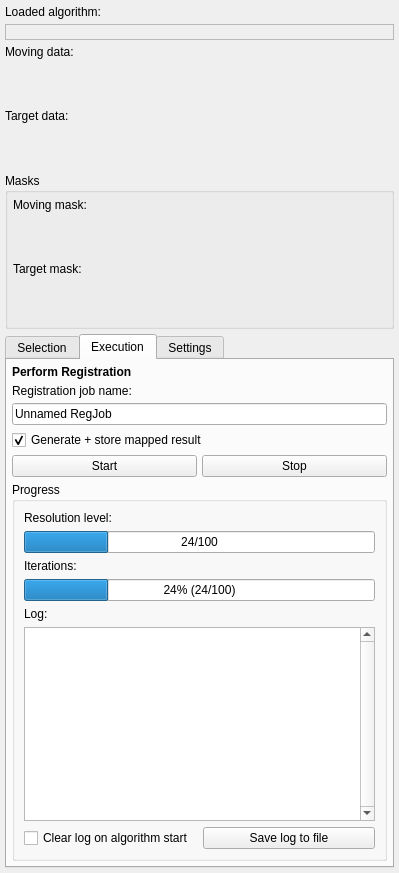
This is Plugins/org.mitk.gui.qt.matchpoint.algorithm.control/src/internal/QmitkMatchPointControls.ui in MITK/MITK as Qt 5 draws it before an edit. The edited form follows.
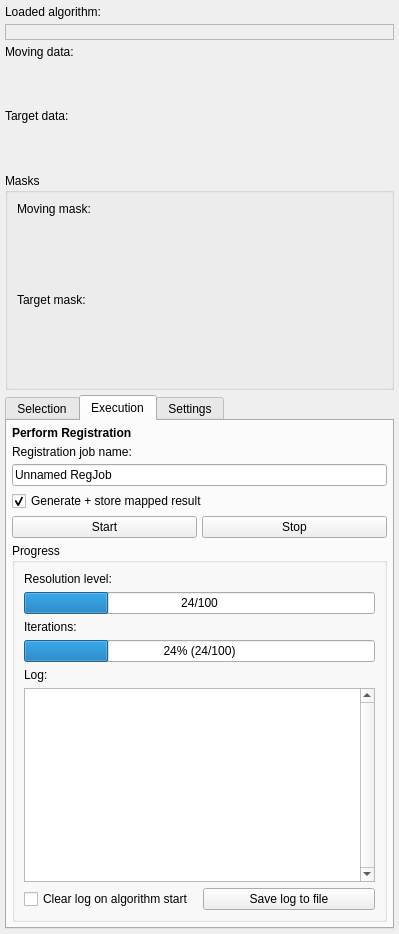
This is the edited form. Custom widgets are drawn as their Qt base class.

Commit message:
Introduced LabelSelectionWidget to support the selection of specific labels.
+ Refactored code to make use of new functions

What changed in the file:
```diff
--- a/Plugins/org.mitk.gui.qt.matchpoint.algorithm.control/src/internal/QmitkMatchPointControls.ui
+++ b/Plugins/org.mitk.gui.qt.matchpoint.algorithm.control/src/internal/QmitkMatchPointControls.ui
@@ -7,7 +7,7 @@
     <x>0</x>
     <y>0</y>
     <width>399</width>
-    <height>864</height>
+    <height>875</height>
    </rect>
   </property>
   <layout class="QVBoxLayout" name="verticalLayout">
@@ -140,28 +140,19 @@
    </item>
    <item>
     <widget class="QGroupBox" name="groupMasks">
+     <property name="sizePolicy">
+      <sizepolicy hsizetype="Preferred" vsizetype="Maximum">
+       <horstretch>0</horstretch>
+       <verstretch>0</verstretch>
+      </sizepolicy>
+     </property>
      <property name="title">
       <string>Masks</string>
      </property>
      <property name="checkable">
       <bool>false</bool>
      </property>
-     <layout class="QVBoxLayout" name="verticalLayout_5">
-      <property name="spacing">
-       <number>5</number>
-      </property>
-      <property name="leftMargin">
-       <number>5</number>
-      </property>
-      <property name="topMargin">
-       <number>5</number>
-      </property>
-      <property name="rightMargin">
-       <number>5</number>
-      </property>
-      <property name="bottomMargin">
-       <number>5</number>
-      </property>
+     <layout class="QVBoxLayout" name="verticalLayout_7">
       <item>
        <widget class="QLabel" name="label">
         <property name="text">
@@ -170,7 +161,18 @@
        </widget>
       </item>
       <item>
+       <layout class="QVBoxLayout" name="verticalLayout_6">
+        <property name="spacing">
+         <number>0</number>
+        </property>
+        <item>
        <widget class="QmitkSingleNodeSelectionWidget" name="movingMaskNodeSelector" native="true">
+          <property name="sizePolicy">
+           <sizepolicy hsizetype="Preferred" vsizetype="Maximum">
+            <horstretch>0</horstretch>
+            <verstretch>0</verstretch>
+           </sizepolicy>
+          </property>
         <property name="minimumSize">
          <size>
           <width>0</width>
@@ -178,6 +180,30 @@
          </size>
         </property>
        </widget>
+        </item>
+        <item>
+         <widget class="QmitkMultiLabelSelectionWidget" name="movingMaskLabelSelector" native="true">
+          <property name="sizePolicy">
+           <sizepolicy hsizetype="Preferred" vsizetype="Fixed">
+            <horstretch>0</horstretch>
+            <verstretch>0</verstretch>
+           </sizepolicy>
+          </property>
+          <property name="minimumSize">
+           <size>
+            <width>0</width>
+            <height>25</height>
+           </size>
+          </property>
+          <property name="maximumSize">
+           <size>
+            <width>16777215</width>
+            <height>25</height>
+           </size>
+          </property>
+         </widget>
+        </item>
+       </layout>
       </item>
       <item>
        <widget class="QLabel" name="label_2">
@@ -187,7 +213,18 @@
        </widget>
       </item>
       <item>
+       <layout class="QVBoxLayout" name="verticalLayout_5">
+        <property name="spacing">
+         <number>0</number>
+        </property>
+        <item>
        <widget class="QmitkSingleNodeSelectionWidget" name="targetMaskNodeSelector" native="true">
+          <property name="sizePolicy">
+           <sizepolicy hsizetype="Preferred" vsizetype="Maximum">
+            <horstretch>0</horstretch>
+            <verstretch>0</verstretch>
+           </sizepolicy>
+          </property>
         <property name="minimumSize">
          <size>
           <width>0</width>
@@ -195,6 +232,30 @@
          </size>
         </property>
        </widget>
+        </item>
+        <item>
+         <widget class="QmitkMultiLabelSelectionWidget" name="targetMaskLabelSelector" native="true">
+          <property name="sizePolicy">
+           <sizepolicy hsizetype="Preferred" vsizetype="Fixed">
+            <horstretch>0</horstretch>
+            <verstretch>0</verstretch>
+           </sizepolicy>
+          </property>
+          <property name="minimumSize">
+           <size>
+            <width>0</width>
+            <height>25</height>
+           </size>
+          </property>
+          <property name="maximumSize">
+           <size>
+            <width>16777215</width>
+            <height>25</height>
+           </size>
+          </property>
+         </widget>
+        </item>
+       </layout>
       </item>
      </layout>
     </widget>
@@ -348,7 +409,6 @@
          </property>
          <property name="font">
           <font>
-           <weight>75</weight>
            <bold>true</bold>
           </font>
          </property>
@@ -592,6 +652,11 @@
    <header location="global">QmitkSingleNodeSelectionWidget.h</header>
    <container>1</container>
   </customwidget>
+  <customwidget>
+   <class>QmitkMultiLabelSelectionWidget</class>
+   <extends>QWidget</extends>
+   <header>QmitkMultiLabelSelectionWidget.h</header>
+  </customwidget>
  </customwidgets>
  <resources/>
  <connections/>
```
Left out of the diff: 3 changed lines with no effect on the pictures. Lines whose indentation alone changed are shown as unchanged. The commit also changes 7 other files.
